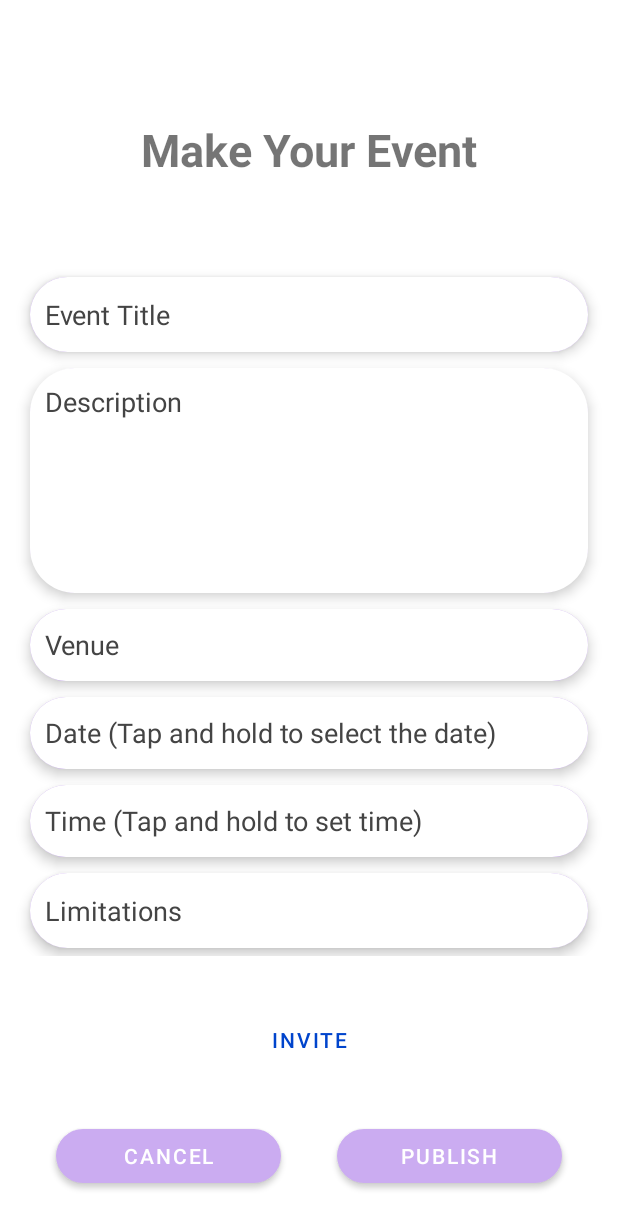
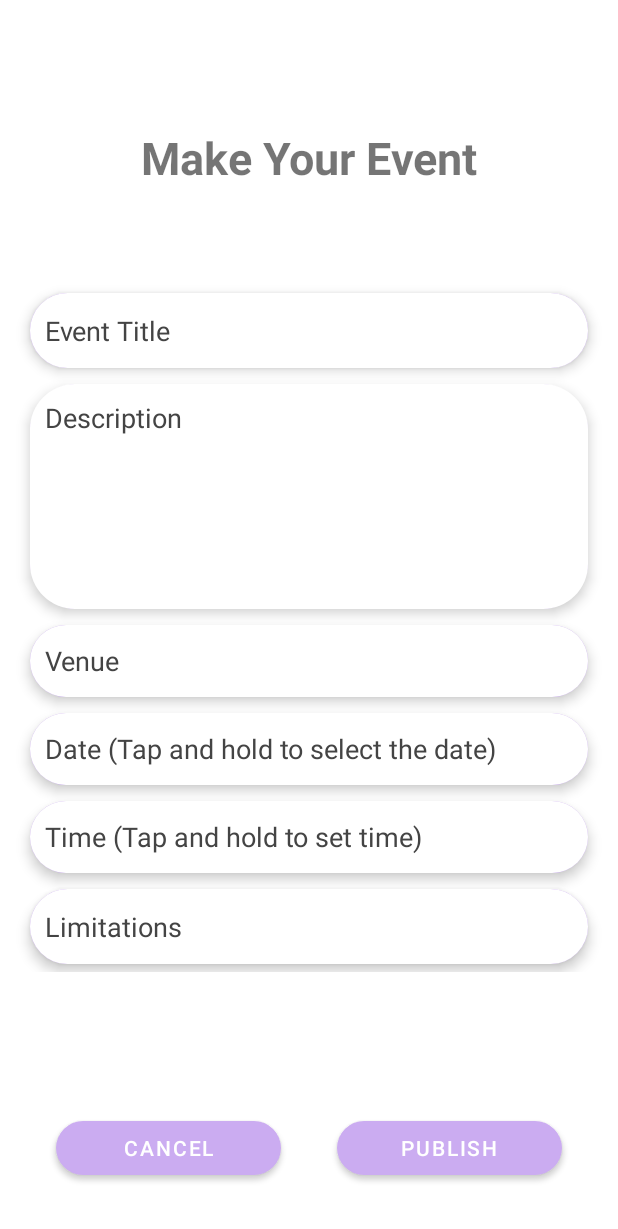
Before and after one commit to SheeRaaameetrance56/Android_group_project, an Android app: the PrivateEventEntry screen opened directly, with no data from a screen before it, on a phone screen of 412 x 824 dp. Shown: the top 1229 px of the screen. Run offline under Robolectric (Android 15) with nearby library versions, the phone set to English and light mode, and no system bars; our stand-ins replace Firebase (no records; nobody signed in at launch, a user with empty details on screens opened directly).

Commit message:
remove invite on event entry

```diff
--- a/app/src/main/res/layout/activity_private_event_entry.xml
+++ b/app/src/main/res/layout/activity_private_event_entry.xml
@@ -11,7 +11,7 @@
         android:id="@+id/scrollView4"
         android:layout_width="match_parent"
         android:layout_height="460dp"
-        app:layout_constraintBottom_toTopOf="@+id/pri_invite_btn"
+        app:layout_constraintBottom_toTopOf="@+id/pri_event_publish_btn"
         app:layout_constraintEnd_toEndOf="parent"
         app:layout_constraintStart_toStartOf="parent"
         app:layout_constraintTop_toBottomOf="@+id/textView3">
@@ -157,23 +157,12 @@
         android:id="@+id/pri_event_publish_btn"
         android:layout_width="150dp"
         android:layout_height="wrap_content"
+        android:layout_marginTop="57dp"
         android:text="@string/publish"
         app:cornerRadius="20dp"
         app:layout_constraintBottom_toBottomOf="parent"
         app:layout_constraintEnd_toEndOf="parent"
         app:layout_constraintStart_toEndOf="@+id/pri_event_cancel_btn"
-        app:layout_constraintTop_toBottomOf="@+id/pri_invite_btn" />
-
-    <Button
-        android:id="@+id/pri_invite_btn"
-        android:layout_width="150dp"
-        android:layout_height="wrap_content"
-        android:background="#00FFFFFF"
-        android:text="@string/invite"
-        android:textColor="#0044CC"
-        app:layout_constraintBottom_toTopOf="@+id/pri_event_publish_btn"
-        app:layout_constraintEnd_toEndOf="parent"
-        app:layout_constraintStart_toStartOf="parent"
         app:layout_constraintTop_toBottomOf="@+id/scrollView4" />
 
     <TextView
```
